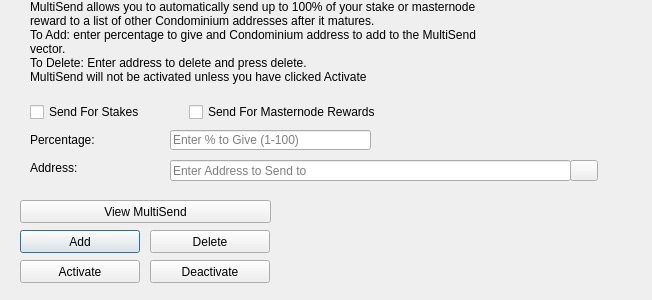
First picture: the form in src/qt/forms/multisenddialog.ui, repository goldprogr/ascoin, before the edit.
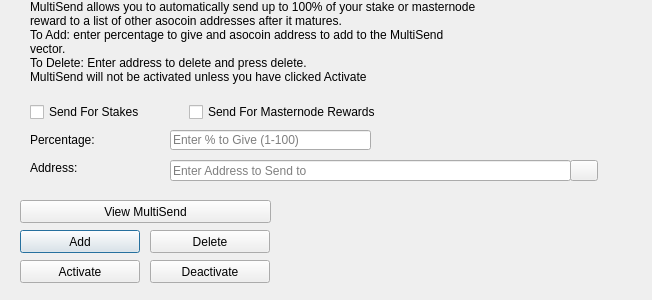
Second picture: the form after the edit. Icons and pictures are not drawn.

The edit to the form file:
```diff
--- a/src/qt/forms/multisenddialog.ui
+++ b/src/qt/forms/multisenddialog.ui
@@ -61,8 +61,8 @@
     <number>1</number>
    </property>
    <property name="text">
-    <string>MultiSend allows you to automatically send up to 100% of your stake or masternode reward to a list of other Condominium addresses after it matures.
-To Add: enter percentage to give and Condominium address to add to the MultiSend vector.
+    <string>MultiSend allows you to automatically send up to 100% of your stake or masternode reward to a list of other asocoin addresses after it matures.
+To Add: enter percentage to give and asocoin address to add to the MultiSend vector.
 To Delete: Enter address to delete and press delete.
 MultiSend will not be activated unless you have clicked Activate</string>
    </property>
```
Left out of the diff: 4 changed lines with no effect on the pictures.
